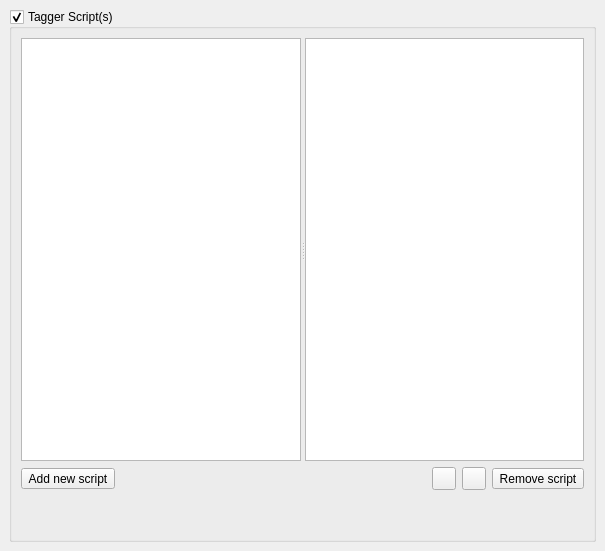
Old version of the form ui/options_script.ui in the repository metabrainz/picard.
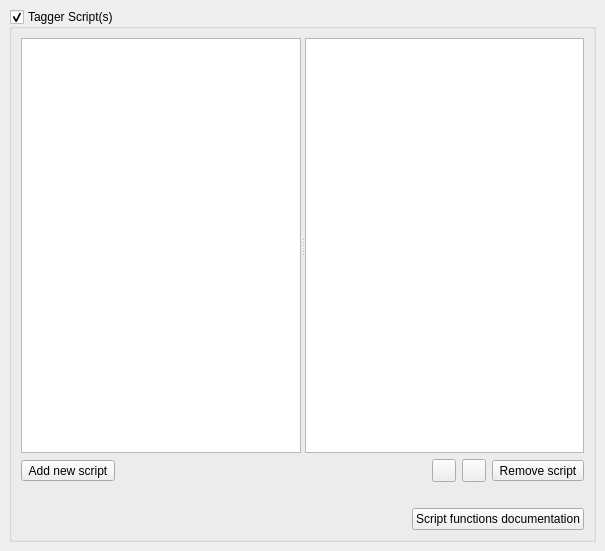
New version of the form. Icons and pictures are not drawn. Custom widgets are drawn as their Qt base class.

Commit message: Add a button to Options > Scripting to display documentation

The edit to the form file:
```diff
--- a/ui/options_script.ui
+++ b/ui/options_script.ui
@@ -155,7 +155,15 @@
        </widget>
       </item>
       <item>
+       <layout class="QHBoxLayout" name="hlayout_doc">
+        <item>
        <widget class="QLabel" name="scripting_doc_link">
+          <property name="sizePolicy">
+           <sizepolicy hsizetype="Expanding" vsizetype="Preferred">
+            <horstretch>0</horstretch>
+            <verstretch>0</verstretch>
+           </sizepolicy>
+          </property>
         <property name="text">
          <string/>
         </property>
@@ -166,6 +174,21 @@
          <bool>true</bool>
         </property>
        </widget>
+        </item>
+        <item>
+         <widget class="QPushButton" name="scriptfuncdoc_button">
+          <property name="sizePolicy">
+           <sizepolicy hsizetype="Minimum" vsizetype="Fixed">
+            <horstretch>0</horstretch>
+            <verstretch>0</verstretch>
+           </sizepolicy>
+          </property>
+          <property name="text">
+           <string>Script functions documentation</string>
+          </property>
+         </widget>
+        </item>
+       </layout>
       </item>
      </layout>
     </widget>
```
Lines whose indentation alone changed are shown as unchanged. The commit also changes 4 other files.
